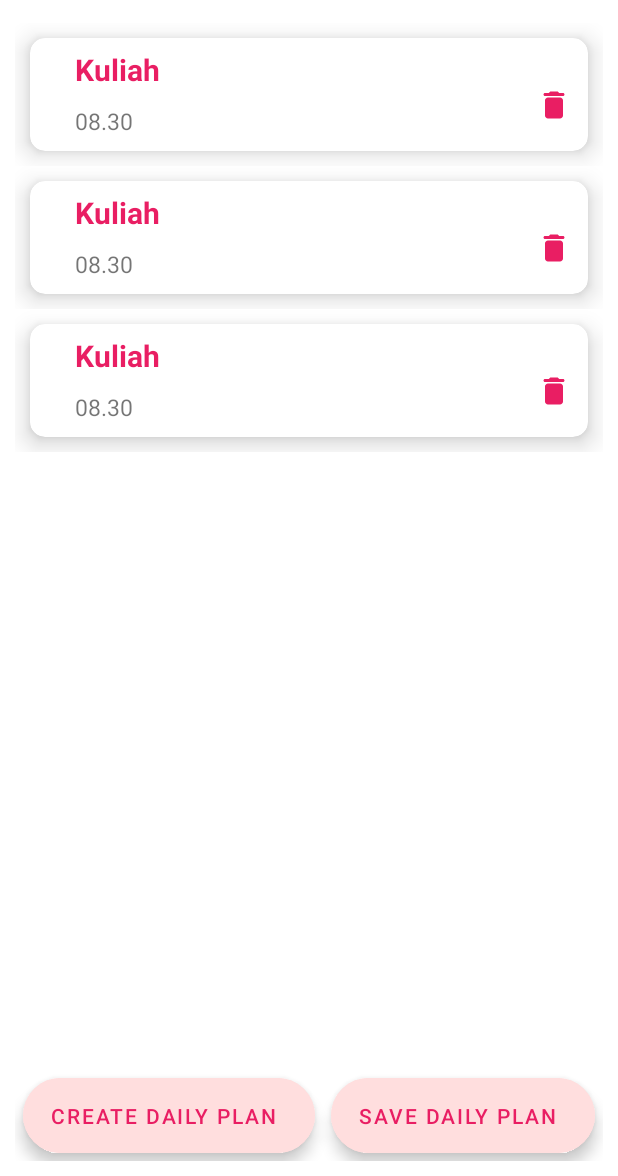
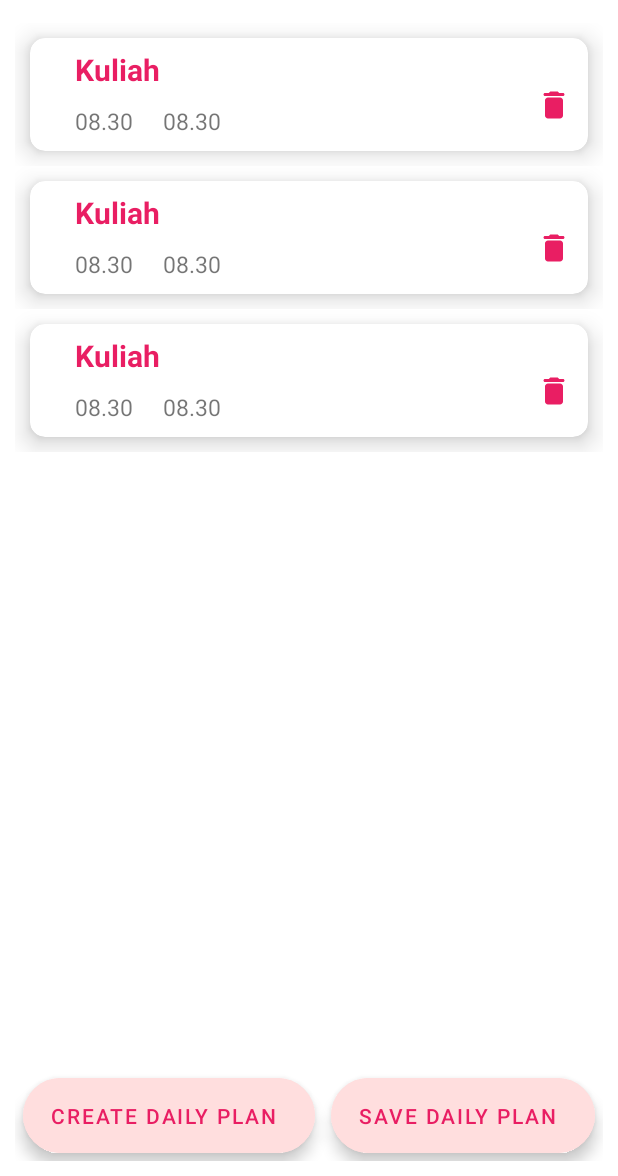
Before and after one commit to devidwiyani/PlannerNew, an Android app: the layout activity_daily.xml on its own in the app's theme, with its tools: preview values and no code run, on a phone screen of 412 x 824 dp, the part 60-1236 px from its top. Run offline under Robolectric (Android 15) with nearby library versions, the phone set to English and light mode, and no system bars.

Commit message:
ini udh kubuat create event sama edit event + dailynya

```diff
--- a/app/src/main/res/layout/item_daily.xml
+++ b/app/src/main/res/layout/item_daily.xml
@@ -37,6 +37,17 @@
                 android:text="08.30"
                 android:textSize="15dp" />
 
+            <TextView
+                android:id="@+id/daily_end_time"
+                android:layout_width="wrap_content"
+                android:layout_height="wrap_content"
+                android:layout_below="@id/daily_plan_name"
+                android:layout_toRightOf="@id/daily_plan_time"
+                android:layout_marginStart="20dp"
+                android:layout_marginTop="10dp"
+                android:text="08.30"
+                android:textSize="15dp" />
+
             <ImageButton
                 android:layout_width="45dp"
                 android:layout_height="45dp"
```
Also changed, not shown: app/src/main/java/com/example/planner/CreateDailyActivity.java (+11 -3 lines), app/src/main/java/com/example/planner/DBHelper.java (+28 -0 lines), app/src/main/java/com/example/planner/RecyclerViewAdapter.java (+18 -17 lines).
